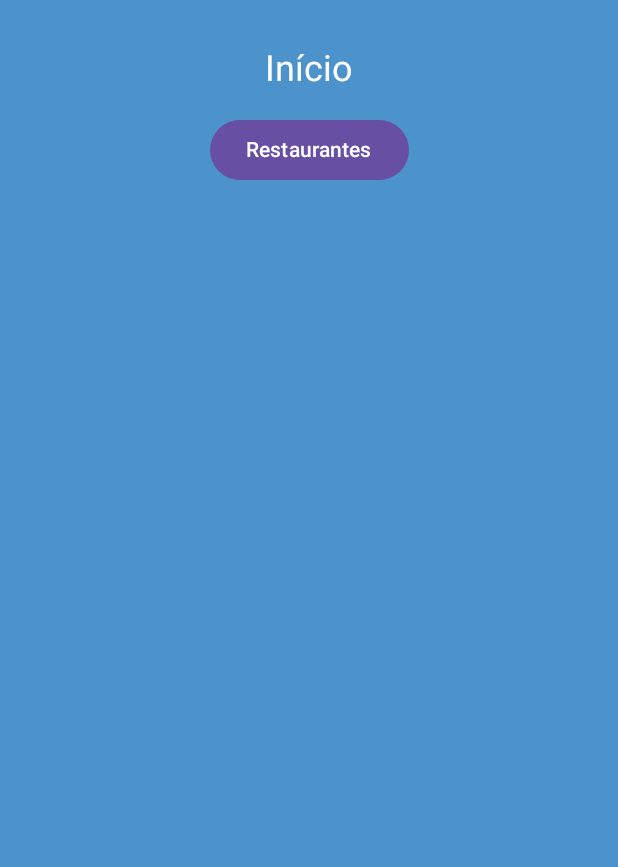
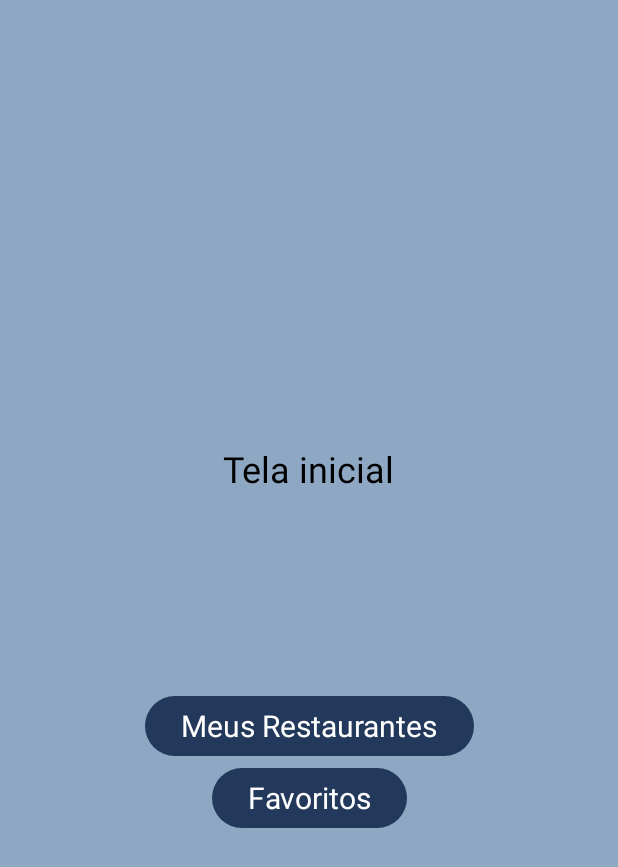
Before and after one commit to gomes800/diario-gastronomico, an Android app built with Jetpack Compose: the screen it shows after launch (MainActivity), on a phone screen of 412 x 824 dp. Shown: the top 867 px of the screen. Run offline under Robolectric (Android 15) with nearby library versions, the phone set to English and light mode, and no system bars.

Commit message:
style: visual adjustments

```diff
--- a/app/app/src/main/java/com/example/diario_gastronomico_app/ui/theme/screens/HomeScreen.kt
+++ b/app/app/src/main/java/com/example/diario_gastronomico_app/ui/theme/screens/HomeScreen.kt
@@ -7,12 +7,15 @@ import androidx.compose.foundation.layout.Column
 import androidx.compose.foundation.layout.Spacer
 import androidx.compose.foundation.layout.fillMaxSize
 import androidx.compose.foundation.layout.height
+import androidx.compose.foundation.layout.padding
 import androidx.compose.material3.Button
+import androidx.compose.material3.ButtonDefaults
 import androidx.compose.material3.Text
 import androidx.compose.runtime.Composable
 import androidx.compose.ui.Alignment
 import androidx.compose.ui.Modifier
 import androidx.compose.ui.graphics.Color
+import androidx.compose.ui.text.TextStyle
 import androidx.compose.ui.tooling.preview.Preview
 import androidx.compose.ui.unit.dp
 import androidx.compose.ui.unit.sp
@@ -33,21 +36,38 @@ fun HomeScreen(navController: NavController) {
     Box(
         modifier = Modifier
             .fillMaxSize()
-            .background(Color(0xFF4C92CB))
+            .background(Color(0xFF8EA8C3))
     ) {
         Column(
             modifier = Modifier.fillMaxSize(),
             horizontalAlignment = Alignment.CenterHorizontally,
-            verticalArrangement = Arrangement.Top
+            verticalArrangement = Arrangement.Center
         ) {
             Spacer(modifier = Modifier.height(32.dp))
 
-            Text(text = "Início", fontSize = 24.sp, color = Color.White)
+            Text(text = "Tela inicial",
+                fontSize = 24.sp,
+                color = Color.Black,
+                modifier = Modifier.padding(bottom = 32.dp))
 
-            Spacer(modifier = Modifier.height(16.dp))
+            Spacer(modifier = Modifier.height(100.dp))
 
-            Button(onClick = { navController.navigate("restaurants") }) {
-                Text("Restaurantes")
+            Button(
+                onClick = { navController.navigate("restaurants") },
+                colors = ButtonDefaults.buttonColors(
+                    containerColor = Color(0xFF23395B))) {
+                Text("Meus Restaurantes",
+                    style = TextStyle(fontSize = 20.sp),
+                    color = Color.White
+                )
+            }
+            Button(
+                onClick = {},
+                colors = ButtonDefaults.buttonColors(
+                    containerColor = Color(0xFF23395B))) {
+                Text("Favoritos",
+                    style = TextStyle(fontSize = 20.sp),
+                    color = Color.White)
             }
         }
     }
```
